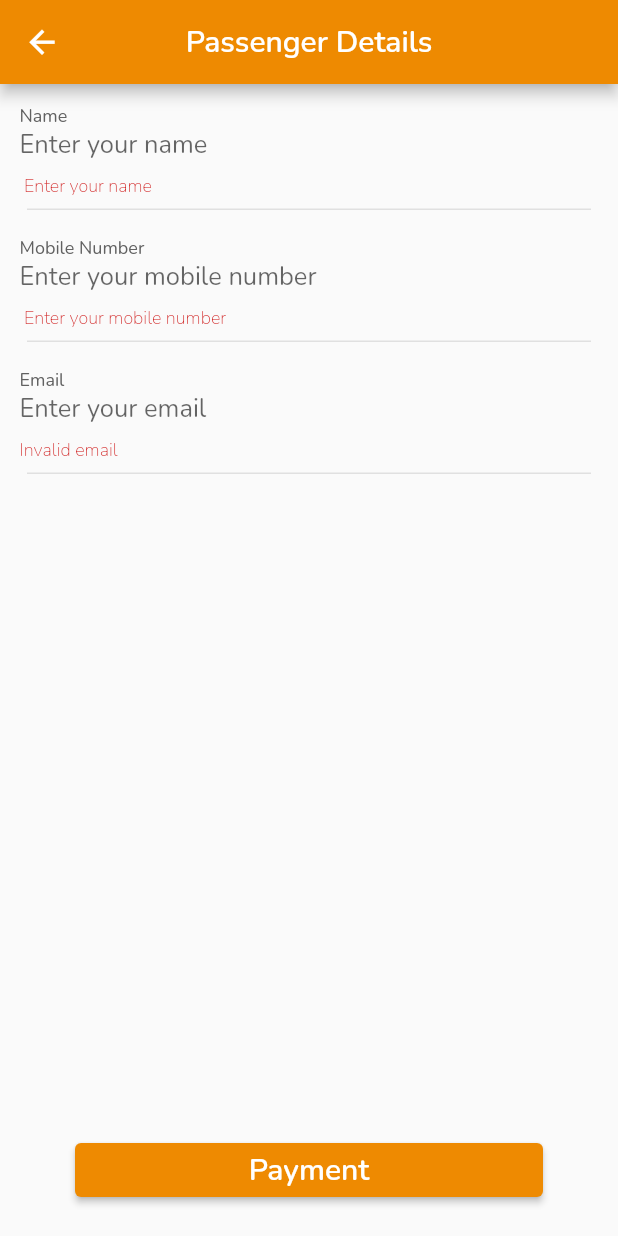
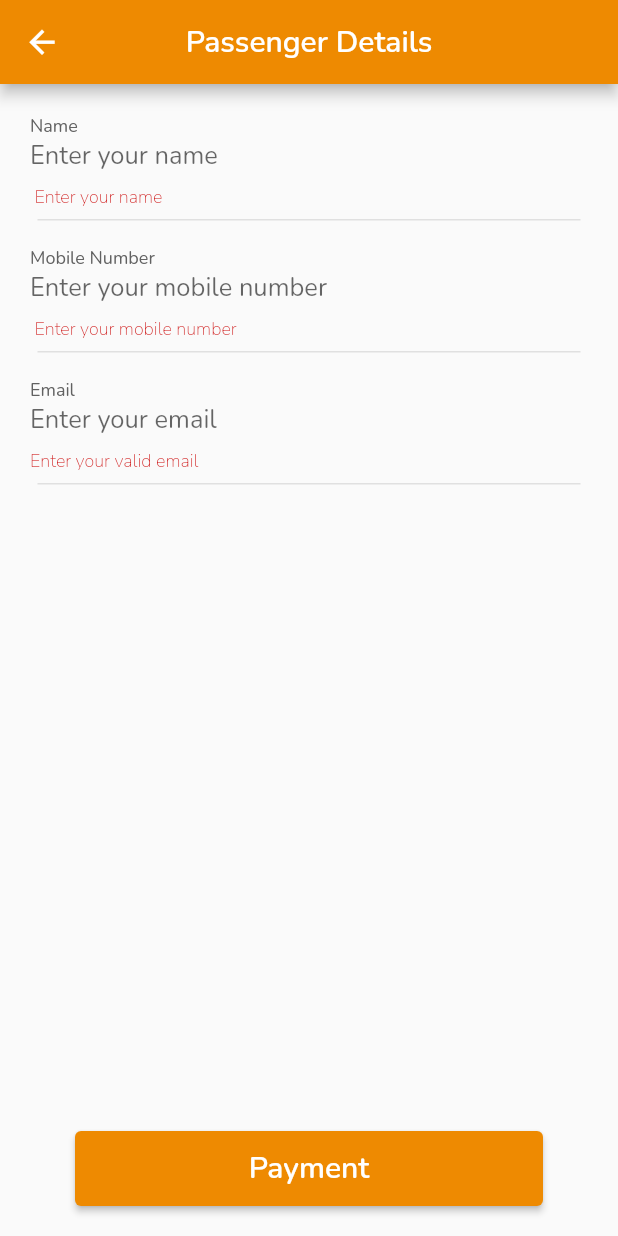
Before and after one commit to DeepakShrestha01/GO_BUDDY_GOO, a Flutter app: the PassengerDetails screen opened directly with empty values, after a tap on "Payment", on a phone screen of 412 x 824 dp. Run offline on Flutter 3.47's test engine with Material 2 defaults, Android fonts, the phone set to English and light mode, and no system bars; our stand-ins replace auto_size_text, bloc, bot_toast, cached_network_image, carousel_slider, circular_profile_avatar and 35 more; missing offline and left inert: custom_date_range_picker, date_time_format, flutter_animator, flutter_downloader, khalti_flutter, maps_launcher; accounts and stored records are empty; network calls fail; statements that could not run were skipped; project files that could hold a hidden picture were left out.

Commit message:
fixing styling components

```diff
--- a/lib/modules/bus_new/ui/pages/passenger_details.dart
+++ b/lib/modules/bus_new/ui/pages/passenger_details.dart
@@ -55,7 +55,7 @@ class _PassengerDetailsState extends State<PassengerDetails> {
       body: SafeArea(
         child: SingleChildScrollView(
           child: Padding(
-            padding: const EdgeInsets.all(13.0),
+            padding: const EdgeInsets.symmetric(vertical: 20, horizontal: 20),
             child: Form(
               key: _formkey,
               child: Column(
@@ -108,7 +108,7 @@ class _PassengerDetailsState extends State<PassengerDetails> {
                             .hasMatch(x.toString())) {
                           _keyEmail?.currentState?.forward();
 
-                          return "Invalid email";
+                          return "Enter your valid email";
                         }
                         return null;
                       },
@@ -125,8 +125,9 @@ class _PassengerDetailsState extends State<PassengerDetails> {
       bottomNavigationBar: Padding(
         padding: const EdgeInsets.symmetric(horizontal: 50, vertical: 20),
         child: ElevatedButton(
-          style:
-              ElevatedButton.styleFrom(backgroundColor: MyTheme.primaryColor),
+          style: ElevatedButton.styleFrom(
+              backgroundColor: MyTheme.primaryColor,
+              minimumSize: Size(MediaQuery.of(context).size.width, 50)),
           onPressed: () {
             if (_formkey.currentState!.validate()) {
               BlocProvider.of<BusSearchListCubit>(context).passengerDetails(
--- a/lib/modules/bus_new/ui/widgets/bus_details_toppart_widget.dart
+++ b/lib/modules/bus_new/ui/widgets/bus_details_toppart_widget.dart
@@ -45,7 +45,7 @@ class BusDetailsTopPartWidget extends StatelessWidget {
             '$from to $to | ${DateTimeFormatter.formatDate(date!)} | ${shift.titleCase}',
             style: const TextStyle(
               color: Colors.white,
-              fontSize: 18,
+              fontSize: 12,
             ),
           ),
         ],
--- a/lib/modules/bus_new/ui/widgets/buslist_toppart.dart
+++ b/lib/modules/bus_new/ui/widgets/buslist_toppart.dart
@@ -60,7 +60,7 @@ class _BusListTopPartState extends State<BusListTopPart> {
             builder: (context, state) {
               if (state is BusSearchListSuccessState) {
                 return Text(
-                  '${DateTimeFormatter.newBusformatDate(widget.date)} | ${state.response.buses?.length} | ${widget.shift.titleCase}',
+                  '${DateTimeFormatter.newBusformatDate(widget.date)} | ${state.response.buses?.length} Buses | ${widget.shift.titleCase} Shift',
                   style: const TextStyle(
                     color: Colors.white,
                     fontSize: 12,
```
Also changed, not shown: lib/modules/bus_new/ui/pages/new_bus_details.dart (+9 -10 lines).
